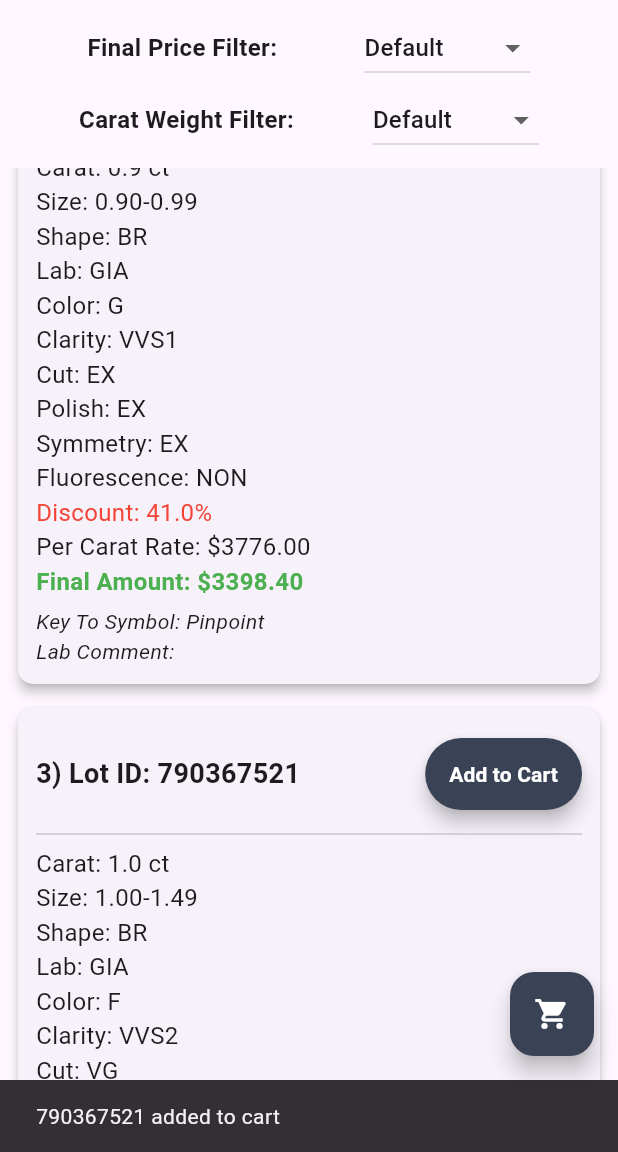
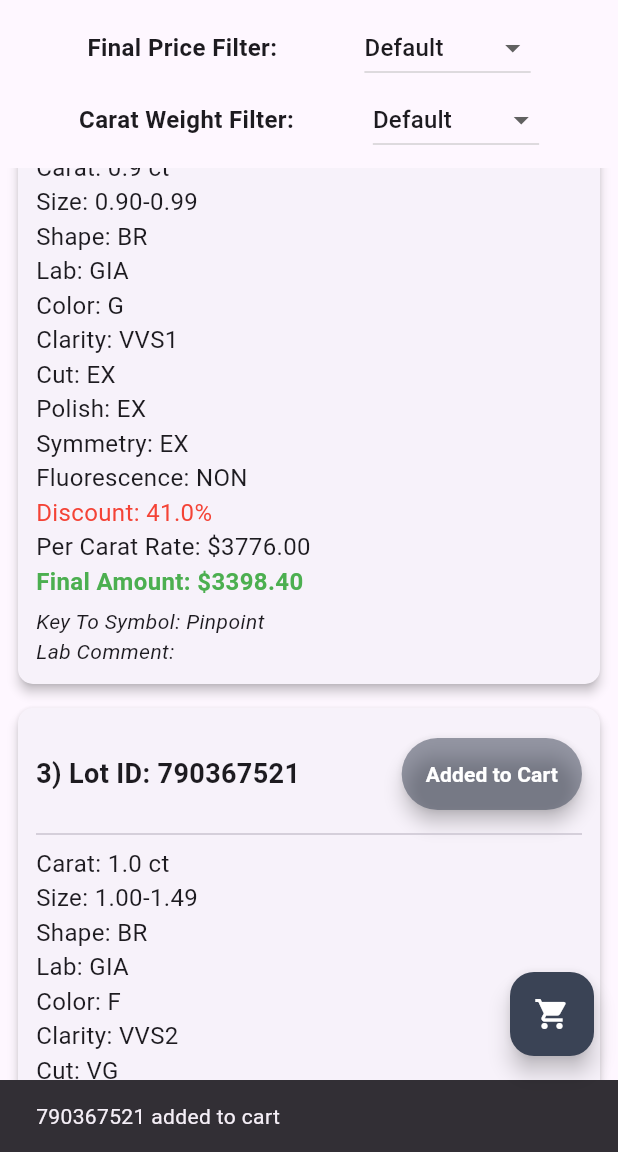
Before and after one commit to aunshpatel/diamond_selection_app, a Flutter app: the ResultPage screen opened directly, scrolled down 576 dp, after a tap on "Add to Cart", on a phone screen of 412 x 824 dp, the part 84-1236 px from its top. Run offline on Flutter 3.47's test engine with Material 3 defaults, Android fonts, the phone set to English and light mode, and no system bars; our stand-ins replace flutter_bloc, shared_preferences; accounts and stored records are empty.

Commit message:
Add feature to disable button and text when diamond is added to or removed from cart

```diff
--- a/lib/screens/result_page.dart
+++ b/lib/screens/result_page.dart
@@ -1,5 +1,6 @@
 import 'package:flutter/material.dart';
 import 'package:flutter_bloc/flutter_bloc.dart';
+import 'package:shared_preferences/shared_preferences.dart';
 import '../blocs/cart_bloc.dart';
 import '../blocs/diamond_bloc.dart';
 import '../models/diamondModel.dart';
@@ -15,6 +16,25 @@ class ResultPage extends StatefulWidget {
 class _ResultPageState extends State<ResultPage> {
   String _selectedPriceOrder = "Default";
   String _selectedCaratOrder = "Default";
+  Set<String> cartItems = {};
+
+  @override
+  void initState() {
+    super.initState();
+    _loadCartState();
+  }
+
+  void _loadCartState() async {
+    SharedPreferences prefs = await SharedPreferences.getInstance();
+    setState(() {
+      cartItems = prefs.getStringList('cartItems')?.toSet() ?? {};
+    });
+  }
+
+  void _updateCartState() async {
+    SharedPreferences prefs = await SharedPreferences.getInstance();
+    prefs.setStringList('cartItems', cartItems.toList());
+  }
 
   @override
   Widget build(BuildContext context) {
@@ -31,7 +51,7 @@ class _ResultPageState extends State<ResultPage> {
                   children: [
                     Text('Final Price Filter:', style: TextStyle(fontSize: 16, fontWeight: FontWeight.bold)),
                     buildSortDropdown(_selectedPriceOrder, ["Default", "Low to High", "High to Low"],
-                      (value) {
+                          (value) {
                         setState(() {
                           _selectedPriceOrder = value;
                         });
@@ -51,7 +71,7 @@ class _ResultPageState extends State<ResultPage> {
                   children: [
                     Text('Carat Weight Filter:', style: TextStyle(fontSize: 16, fontWeight: FontWeight.bold)),
                     buildSortDropdown(_selectedCaratOrder, ["Default", "Low to High", "High to Low"],
-                      (value) {
+                          (value) {
                         setState(() {
                           _selectedCaratOrder = value;
                         });
@@ -85,6 +105,8 @@ class _ResultPageState extends State<ResultPage> {
                     itemCount: diamonds.length,
                     itemBuilder: (context, index) {
                       final diamond = diamonds[index];
+                      bool isInCart = cartItems.contains(diamond.lotID);
+
                       return Card(
                         margin: EdgeInsets.symmetric(vertical: 8, horizontal: 12),
                         shape: RoundedRectangleBorder(borderRadius: BorderRadius.circular(10)),
@@ -106,20 +128,26 @@ class _ResultPageState extends State<ResultPage> {
                                   Padding(
                                     padding: const EdgeInsets.symmetric(vertical: 8.0),
                                     child: Material(
-                                      color: Color(0XFF3A4355),
+                                      color: isInCart ? Color.fromARGB(128, 58, 67, 85) : Color(0XFF3A4355),
                                       elevation: 5.0,
                                       borderRadius: BorderRadius.circular(30.0),
                                       child: MaterialButton(
-                                        onPressed: () {
+                                        onPressed: isInCart
+                                            ? null
+                                            : () {
                                           context.read<CartBloc>().add(AddToCart(diamond));
+                                          setState(() {
+                                            cartItems.add(diamond.lotID);
+                                            _updateCartState();
+                                          });
                                           ScaffoldMessenger.of(context).showSnackBar(
                                             SnackBar(content: Text("${diamond.lotID} added to cart")),
                                           );
                                         },
                                         minWidth: 50.0,
                                         child: Text(
-                                          'Add to Cart',
-                                          style: const TextStyle(
+                                          isInCart ? 'Added to Cart' : 'Add to Cart',
+                                          style: TextStyle(
                                             fontSize: 14,
                                             fontWeight: FontWeight.bold,
                                             color: Colors.white,
@@ -169,7 +197,11 @@ class _ResultPageState extends State<ResultPage> {
           Navigator.push(
             context,
             MaterialPageRoute(builder: (context) => CartPage()),
-          );
+          ).then((_) {
+            setState(() {
+              _loadCartState();
+            });
+          });
         },
         backgroundColor: Color(0XFF3A4355),
         child: const Icon(Icons.shopping_cart, color: Colors.white),
@@ -177,7 +209,6 @@ class _ResultPageState extends State<ResultPage> {
     );
   }
 
-  /// Dropdown Builder Function
   Widget buildSortDropdown(String selectedValue, List<String> options, Function(String) onChanged) {
     return Padding(
       padding: const EdgeInsets.only(left: 8.0),
```
Also changed, not shown: lib/screens/cart_page.dart (+24 -18 lines).
